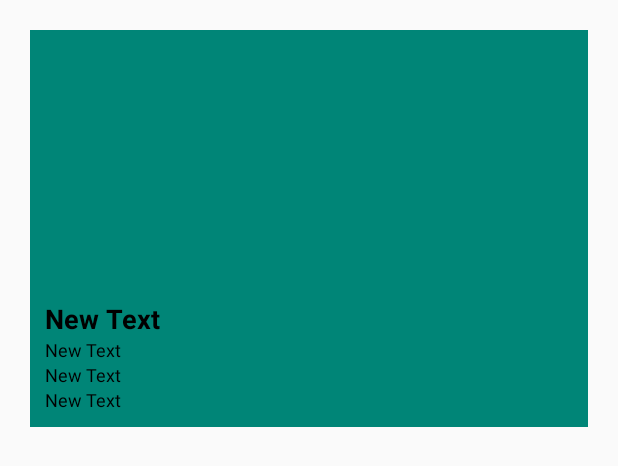
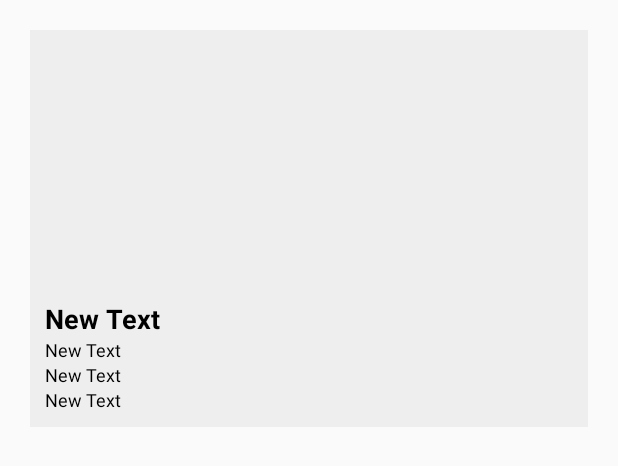
Before and after one commit to ob21/tripstori, an Android app: the layout item_geo_interest.xml on its own in the app's theme, with its tools: preview values and no code run, on a phone screen of 412 x 824 dp. Shown: the top 466 px of the screen. Run offline under Robolectric (Android 15) with nearby library versions, the phone set to English and light mode, and no system bars; network calls fail.

Commit message:
Change colors and move action button

```diff
--- a/app/src/main/res/layout/activity_main.xml
+++ b/app/src/main/res/layout/activity_main.xml
@@ -44,8 +44,8 @@
         android:layout_width="wrap_content"
         android:layout_height="wrap_content"
         android:layout_margin="@dimen/fab_margin"
-        android:src="@android:drawable/ic_dialog_email"
-        app:layout_anchor="@id/app_bar"
+        android:src="@drawable/ic_add_white_24dp"
+        app:layout_anchor="@id/interests_lv"
         app:layout_anchorGravity="bottom|end" />
 
 </android.support.design.widget.CoordinatorLayout >
--- a/app/src/main/res/layout/item_geo_interest.xml
+++ b/app/src/main/res/layout/item_geo_interest.xml
@@ -8,7 +8,7 @@
         android:layout_height="wrap_content"
         android:layout_margin="@dimen/item_list_margin"
         android:padding="@dimen/item_list_padding"
-        android:background="@color/material_deep_teal_500">
+        android:background="@color/colorBackground">
 
         <com.android.volley.toolbox.NetworkImageView
             android:id="@+id/item_interest_niv"
--- a/app/src/main/res/layout/item_image_interest.xml
+++ b/app/src/main/res/layout/item_image_interest.xml
@@ -8,7 +8,7 @@
         android:layout_height="wrap_content"
         android:layout_margin="@dimen/item_list_margin"
         android:padding="@dimen/item_list_padding"
-        android:background="@color/material_deep_teal_500">
+        android:background="@color/colorBackground">
 
         <com.android.volley.toolbox.NetworkImageView
             android:id="@+id/item_interest_niv"
--- a/app/src/main/res/layout/item_note_interest.xml
+++ b/app/src/main/res/layout/item_note_interest.xml
@@ -8,7 +8,7 @@
         android:layout_height="wrap_content"
         android:layout_margin="@dimen/item_list_margin"
         android:padding="@dimen/item_list_padding"
-        android:background="@color/material_deep_teal_500">
+        android:background="@color/colorBackground">
 
         <com.android.volley.toolbox.NetworkImageView
             android:id="@+id/item_interest_niv"
--- a/app/src/main/res/layout/item_web_interest.xml
+++ b/app/src/main/res/layout/item_web_interest.xml
@@ -8,7 +8,7 @@
         android:layout_height="wrap_content"
         android:layout_margin="@dimen/item_list_margin"
         android:padding="@dimen/item_list_padding"
-        android:background="@color/material_deep_teal_500">
+        android:background="@color/colorBackground">
 
         <com.android.volley.toolbox.NetworkImageView
             android:id="@+id/item_interest_niv"
--- a/app/src/main/res/values/colors.xml
+++ b/app/src/main/res/values/colors.xml
@@ -1,6 +1,9 @@
 <?xml version="1.0" encoding="utf-8"?>
 <resources>
-    <color name="colorPrimary">#3F51B5</color>
-    <color name="colorPrimaryDark">#303F9F</color>
-    <color name="colorAccent">#FF4081</color>
+    <!--https://www.google.com/design/spec/style/color.html#color-color-palette-->
+    <color name="colorPrimary">#009688</color>
+    <color name="colorPrimaryDark">#00796b</color>
+    <color name="colorAccent"> #ff5722</color>
+    <color name="colorText">#616161</color>
+    <color name="colorBackground">#eeeeee</color>
 </resources>
```
Also changed, not shown: app/src/main/java/com/colibri/tripstori/activities/MainActivity.java (+11 -0 lines), app/src/main/res/drawable-hdpi/ic_add_white_24dp.png (added), app/src/main/res/drawable-hdpi/ic_panorama_black_24dp.png (added), app/src/main/res/drawable-mdpi/ic_add_white_24dp.png (added), app/src/main/res/drawable-mdpi/ic_panorama_black_24dp.png (added), app/src/main/res/drawable-xhdpi/ic_add_white_24dp.png (added), app/src/main/res/drawable-xhdpi/ic_panorama_black_24dp.png (added), app/src/main/res/drawable-xxhdpi/ic_add_white_24dp.png (added), app/src/main/res/drawable-xxhdpi/ic_panorama_black_24dp.png (added), app/src/main/res/drawable-xxxhdpi/ic_add_white_24dp.png (added), app/src/main/res/drawable-xxxhdpi/ic_panorama_black_24dp.png (added), app/src/main/res/drawable/add_plus.png (added), app/src/main/res/mipmap-xxxhdpi/ic_launcher.png (added).
